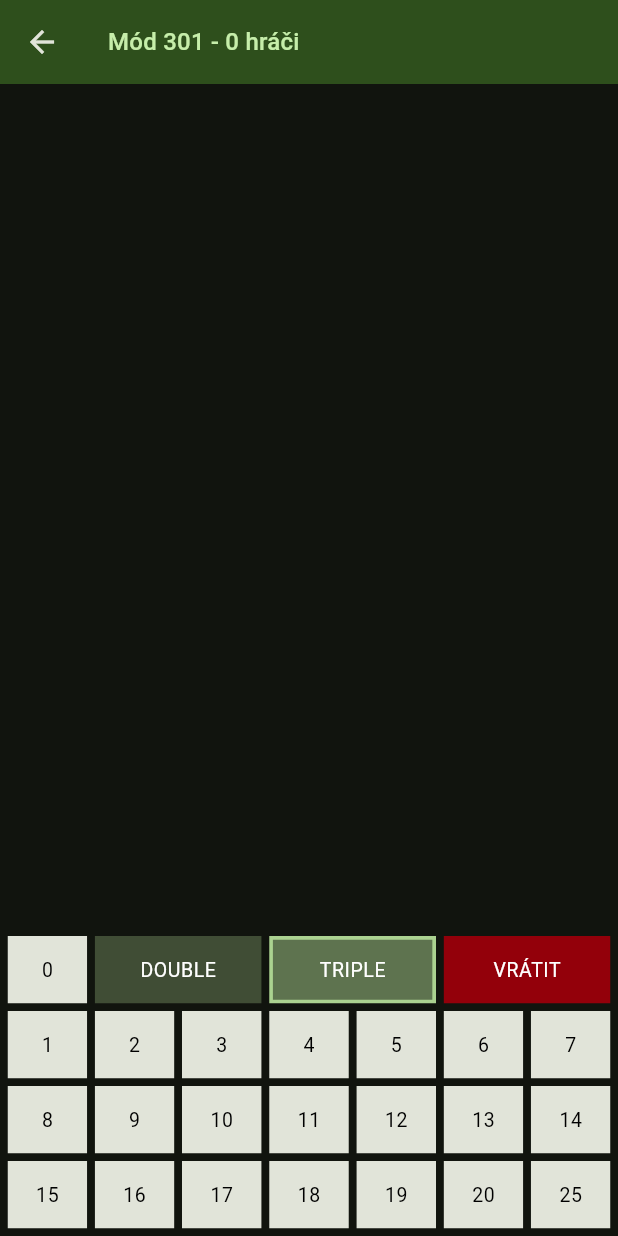
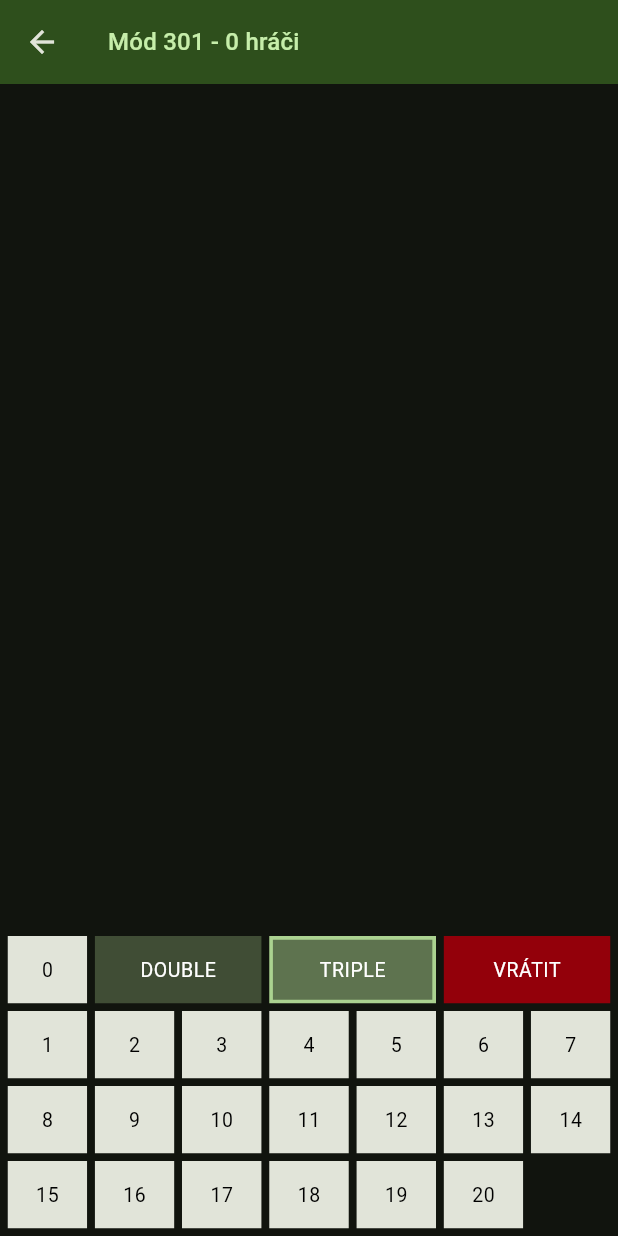
Before and after one commit to Esosek/sipkys, a Flutter app: the GameScreen screen opened directly, after a tap on "TRIPLE", on a phone screen of 412 x 824 dp. Run offline on Flutter 3.47's test engine with Material 2 defaults, Android fonts, the phone set to English and light mode, and no system bars; drawn by our look-alikes of scrollable_positioned_list; our stand-ins replace flutter_riverpod, google_fonts, shared_preferences; accounts and stored records are empty.

Commit message:
Hiding 25 with Triple

```diff
--- a/lib/components/players/endscreen/endscreen_player_item.dart
+++ b/lib/components/players/endscreen/endscreen_player_item.dart
@@ -74,7 +74,7 @@ class EndScreenPlayerItem extends ConsumerWidget {
               Column(
                 children: [
                   Text(
-                    playerScores[player]!.roundAvg.toString(),
+                    playerScores[player]!.roundAvg.toStringAsFixed(2),
                     style: Theme.of(context).textTheme.bodySmall,
                   ),
                   Text('Avg',
--- a/lib/components/ui/keyboard.dart
+++ b/lib/components/ui/keyboard.dart
@@ -68,7 +68,11 @@ class Keyboard extends ConsumerWidget {
             children: [
               for (int i = 15; i <= 20; i++)
                 KeyboardKey(i.toString(), spacing: _spacing, onTap: onTap),
-              KeyboardKey('25', spacing: _spacing, onTap: onTap),
+              !modifiers[Modifier.triple]!
+                  ? KeyboardKey('25', spacing: _spacing, onTap: onTap)
+                  : const Expanded(
+                      child: SizedBox(),
+                    ),
             ],
           ),
         ],
```
